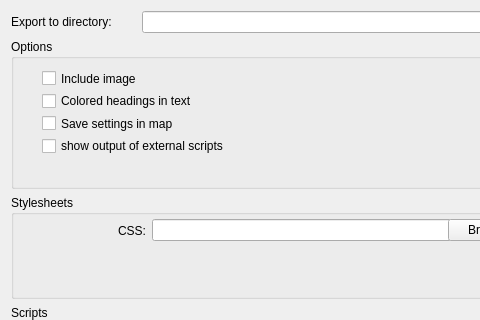
insilmaril/vym, file exporthtmldialog.ui: the form before one commit; both pictures show x 0 to 480 and y 0 to 320 of the 661 by 448 pixel window.
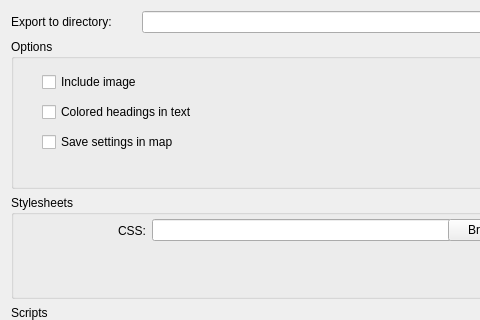
The form after the commit.

Commit message: Bugfix: Removed unneeded option from HTML export dialog

```diff
--- a/exporthtmldialog.ui
+++ b/exporthtmldialog.ui
@@ -156,19 +156,6 @@
          </property>
         </widget>
        </item>
-       <item>
-        <widget class="QCheckBox" name="outputButton">
-         <property name="sizePolicy">
-          <sizepolicy hsizetype="Minimum" vsizetype="Minimum">
-           <horstretch>0</horstretch>
-           <verstretch>0</verstretch>
-          </sizepolicy>
-         </property>
-         <property name="text">
-          <string>show output of external scripts</string>
-         </property>
-        </widget>
-       </item>
       </layout>
      </widget>
     </widget>
```
Left out of the diff: 5 changed lines with no effect on the pictures. The commit also changes 2 other files.
